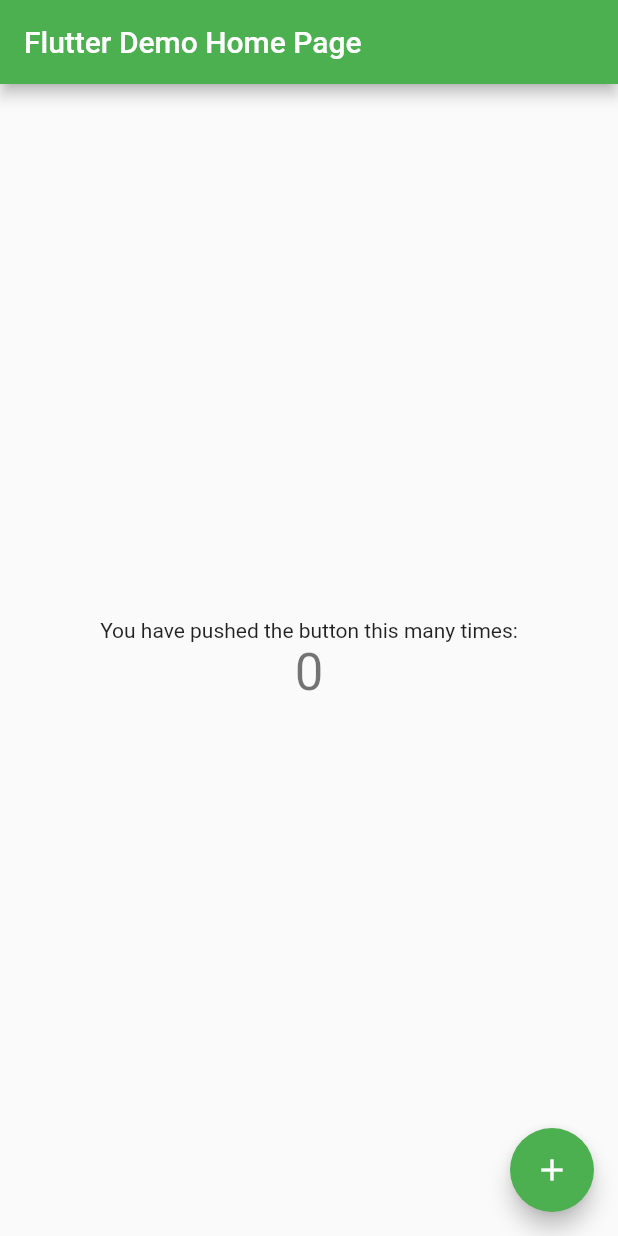
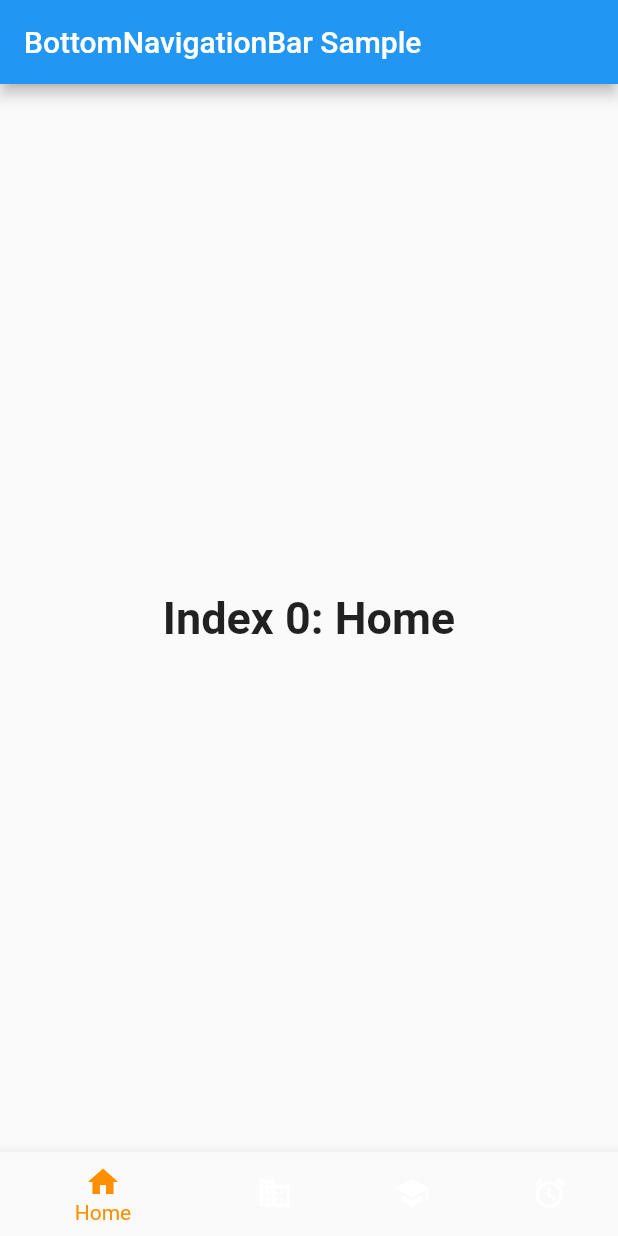
Before and after one commit to AgrawalTrisha/EcoShopping, a Flutter app: the screen it shows after launch, on a phone screen of 412 x 824 dp. Run offline on Flutter 3.47's test engine with Material 2 defaults, Android fonts, the light colour scheme and no system bars.

Commit message:
Added navigation bar to bottom

```diff
--- a/lib/main.dart
+++ b/lib/main.dart
@@ -1,111 +1,99 @@
+// Flutter code sample for BottomNavigationBar
+
+// This example shows a [BottomNavigationBar] as it is used within a [Scaffold]
+// widget. The [BottomNavigationBar] has three [BottomNavigationBarItem]
+// widgets and the [currentIndex] is set to index 0. The selected item is
+// amber. The `_onItemTapped` function changes the selected item's index
+// and displays a corresponding message in the center of the [Scaffold].
+//
+// ![A scaffold with a bottom navigation bar containing three bottom navigation
+// bar items. The first one is selected.](https://flutter.github.io/assets-for-api-docs/assets/material/bottom_navigation_bar.png)
+
 import 'package:flutter/material.dart';
 
 void main() => runApp(MyApp());
 
+/// This Widget is the main application widget.
 class MyApp extends StatelessWidget {
-  // This widget is the root of your application.
+  static const String _title = 'Flutter Code Sample';
+
   @override
   Widget build(BuildContext context) {
     return MaterialApp(
-      title: 'Flutter Demo',
-      theme: ThemeData(
-        // This is the theme of your application.
-        //
-        // Try running your application with "flutter run". You'll see the
-        // application has a blue toolbar. Then, without quitting the app, try
-        // changing the primarySwatch below to Colors.green and then invoke
-        // "hot reload" (press "r" in the console where you ran "flutter run",
-        // or simply save your changes to "hot reload" in a Flutter IDE).
-        // Notice that the counter didn't reset back to zero; the application
-        // is not restarted.
-        primarySwatch: Colors.green,
-      ),
-      home: MyHomePage(title: 'Flutter Demo Home Page'),
+      title: _title,
+      home: MyStatefulWidget(),
     );
   }
 }
 
-class MyHomePage extends StatefulWidget {
-  MyHomePage({Key key, this.title}) : super(key: key);
-
-  // This widget is the home page of your application. It is stateful, meaning
-  // that it has a State object (defined below) that contains fields that affect
-  // how it looks.
-
-  // This class is the configuration for the state. It holds the values (in this
-  // case the title) provided by the parent (in this case the App widget) and
-  // used by the build method of the State. Fields in a Widget subclass are
-  // always marked "final".
-
-  final String title;
+class MyStatefulWidget extends StatefulWidget {
+  MyStatefulWidget({Key key}) : super(key: key);
 
   @override
-  _MyHomePageState createState() => _MyHomePageState();
+  _MyStatefulWidgetState createState() => _MyStatefulWidgetState();
 }
 
-class _MyHomePageState extends State<MyHomePage> {
-  int _counter = 0;
+class _MyStatefulWidgetState extends State<MyStatefulWidget> {
+  int _selectedIndex = 0;
+  static const TextStyle optionStyle =
+  TextStyle(fontSize: 30, fontWeight: FontWeight.bold);
+  static const List<Widget> _widgetOptions = <Widget>[
+    Text(
+      'Index 0: Home',
+      style: optionStyle,
+    ),
+    Text(
+      'Index 1: Business',
+      style: optionStyle,
+    ),
+    Text(
+      'Index 2: School',
+      style: optionStyle,
+    ),
+    Text(
+      'Index 3: Alarm',
+      style: optionStyle,
+    )
+  ];
 
-  void _incrementCounter() {
+  void _onItemTapped(int index) {
     setState(() {
-      // This call to setState tells the Flutter framework that something has
-      // changed in this State, which causes it to rerun the build method below
-      // so that the display can reflect the updated values. If we changed
-      // _counter without calling setState(), then the build method would not be
-      // called again, and so nothing would appear to happen.
-      _counter++;
+      _selectedIndex = index;
     });
   }
 
   @override
   Widget build(BuildContext context) {
-    // This method is rerun every time setState is called, for instance as done
-    // by the _incrementCounter method above.
-    //
-    // The Flutter framework has been optimized to make rerunning build methods
-    // fast, so that you can just rebuild anything that needs updating rather
-    // than having to individually change instances of widgets.
     return Scaffold(
       appBar: AppBar(
-        // Here we take the value from the MyHomePage object that was created by
-        // the App.build method, and use it to set our appbar title.
-        title: Text(widget.title),
+        title: const Text('BottomNavigationBar Sample'),
       ),
       body: Center(
-        // Center is a layout widget. It takes a single child and positions it
-        // in the middle of the parent.
-        child: Column(
-          // Column is also a layout widget. It takes a list of children and
-          // arranges them vertically. By default, it sizes itself to fit its
-          // children horizontally, and tries to be as tall as its parent.
-          //
-          // Invoke "debug painting" (press "p" in the console, choose the
-          // "Toggle Debug Paint" action from the Flutter Inspector in Android
-          // Studio, or the "Toggle Debug Paint" command in Visual Studio Code)
-          // to see the wireframe for each widget.
-          //
-          // Column has various properties to control how it sizes itself and
-          // how it positions its children. Here we use mainAxisAlignment to
-          // center the children vertically; the main axis here is the vertical
-          // axis because Columns are vertical (the cross axis would be
-          // horizontal).
-          mainAxisAlignment: MainAxisAlignment.center,
-          children: <Widget>[
-            Text(
-              'You have pushed the button this many times:',
-            ),
-            Text(
-              '$_counter',
-              style: Theme.of(context).textTheme.display1,
-            ),
-          ],
-        ),
+        child: _widgetOptions.elementAt(_selectedIndex),
       ),
-      floatingActionButton: FloatingActionButton(
-        onPressed: _incrementCounter,
-        tooltip: 'Increment',
-        child: Icon(Icons.add),
-      ), // This trailing comma makes auto-formatting nicer for build methods.
+      bottomNavigationBar: BottomNavigationBar(
+        items: const <BottomNavigationBarItem>[
+          BottomNavigationBarItem(
+            icon: Icon(Icons.home),
+            title: Text('Home'),
+          ),
+          BottomNavigationBarItem(
+            icon: Icon(Icons.business),
+            title: Text('Business'),
+          ),
+          BottomNavigationBarItem(
+            icon: Icon(Icons.school),
+            title: Text('School'),
+          ),
+          BottomNavigationBarItem(
+            icon: Icon(Icons.alarm),
+            title: Text('Alarm'),
+          )
+        ],
+        currentIndex: _selectedIndex,
+        selectedItemColor: Colors.amber[800],
+        onTap: _onItemTapped,
+      ),
     );
   }
 }
```
